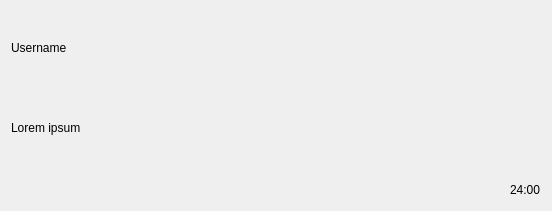
Old version of the form front/listItem_UserPost.ui in the repository ZXCmitya/Y11.
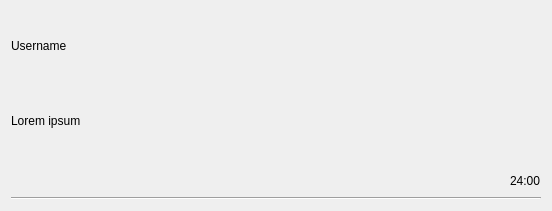
New version of the form.

Commit message: minor register fix, posts divider

Patch:
```diff
--- a/front/listItem_UserPost.ui
+++ b/front/listItem_UserPost.ui
@@ -57,6 +57,13 @@
      </property>
     </widget>
    </item>
+   <item>
+    <widget class="Line" name="line">
+     <property name="orientation">
+      <enum>Qt::Horizontal</enum>
+     </property>
+    </widget>
+   </item>
   </layout>
  </widget>
  <resources/>
```
The commit also changes 1 other file.
